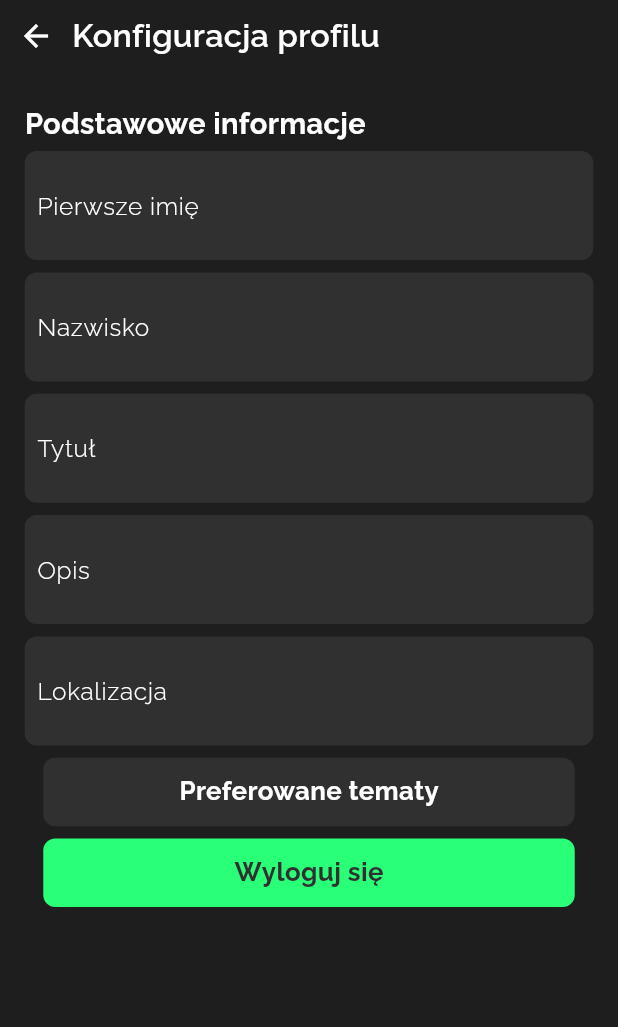
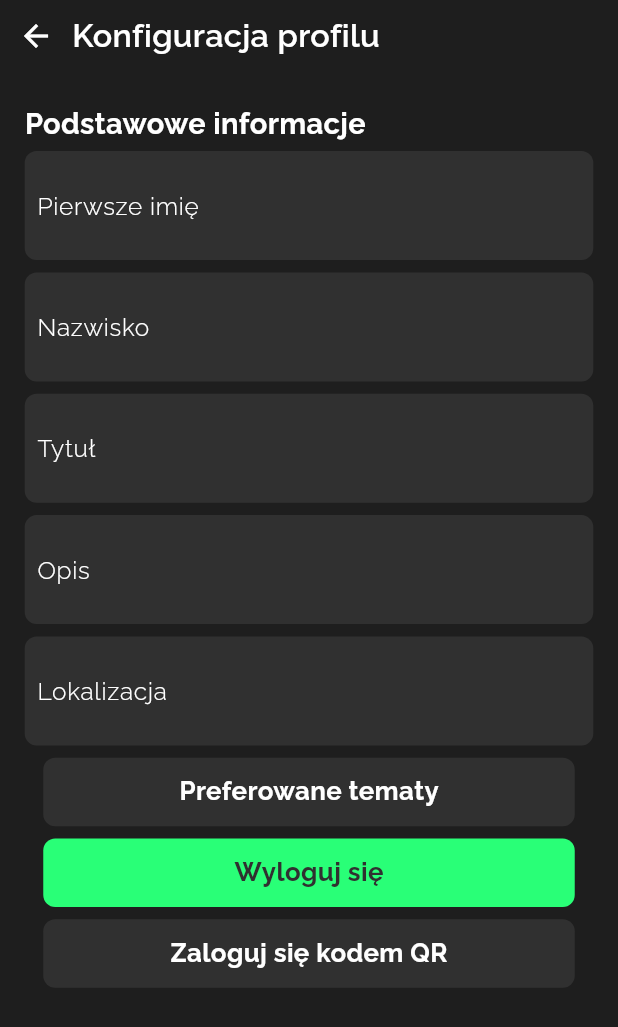
Before and after one commit to 0K-Team/HH_mobile, a Flutter app: the UserConfigurationPage screen opened directly with empty values, on a phone screen of 412 x 824 dp. Shown: the top 1027 px of the screen. Run offline on Flutter 3.47's test engine with Material 3 defaults, Android fonts, the light colour scheme and no system bars; our stand-ins replace bloc, cached_network_image, dio, either_dart, equatable, flutter_bloc and 10 more; missing offline and left inert: map_launcher, qr_code_dart_scan; accounts and stored records are empty; network calls fail.

Commit message:
Add qr code logging

```diff
--- a/lib/common/router/go_router.dart
+++ b/lib/common/router/go_router.dart
@@ -1,5 +1,6 @@
 import 'package:eco_hero_mobile/common/app/init_page.dart';
 import 'package:eco_hero_mobile/features/auth/presentation/pages/auth_page.dart';
+import 'package:eco_hero_mobile/features/auth/presentation/pages/qr_auth_page.dart';
 import 'package:eco_hero_mobile/features/blogs/data/models/blog_model.dart';
 import 'package:eco_hero_mobile/features/blogs/presentation/pages/blog_page.dart';
 import 'package:eco_hero_mobile/features/daily_challenge/data/models/user_daily_challenge_model.dart';
@@ -144,6 +145,11 @@ final router = GoRouter(
           path: 'auth/page',
           builder: (context, state) => AuthPage(),
         ),
+
+        GoRoute(
+          path: 'auth/qr/page',
+          builder: (context, state) => QrAuthPage(),
+        ),
         // Virtual garden
         GoRoute(
           path: 'virtual_garden/page',
@@ -178,7 +184,7 @@ final router = GoRouter(
             assert(state.extra != null && state.extra is QuizModel);
             return QuizPage(quiz: state.extra as QuizModel);
           },
-        )
+        ),
       ],
     ),
   ],
--- a/lib/features/user/presentation/pages/user_configuration_page.dart
+++ b/lib/features/user/presentation/pages/user_configuration_page.dart
@@ -205,6 +205,11 @@ class _UserConfigurationPageState extends State<UserConfigurationPage> {
               PrimaryButtonWidget(
                 onTap: () => AuthHandler.logout(context),
                 title: 'Wyloguj się',
+              ),
+              SizedBox(height: 1.h),
+              SecondaryButtonWidget(
+                title: 'Zaloguj się kodem QR',
+                onTap: () => context.push('/auth/qr/page'),
               )
             ],
           ),
--- a/pubspec.yaml
+++ b/pubspec.yaml
@@ -34,6 +34,7 @@ dependencies:
   map_launcher: ^3.5.0
   flutter_map: ^7.0.2
   latlong2: ^0.9.1
+  qr_code_dart_scan: ^0.9.3
 
 dev_dependencies:
   flutter_test:
```
Also changed, not shown: lib/features/auth/presentation/pages/qr_auth_page.dart (added, +52 -0 lines), pubspec.lock, 1 other file.
